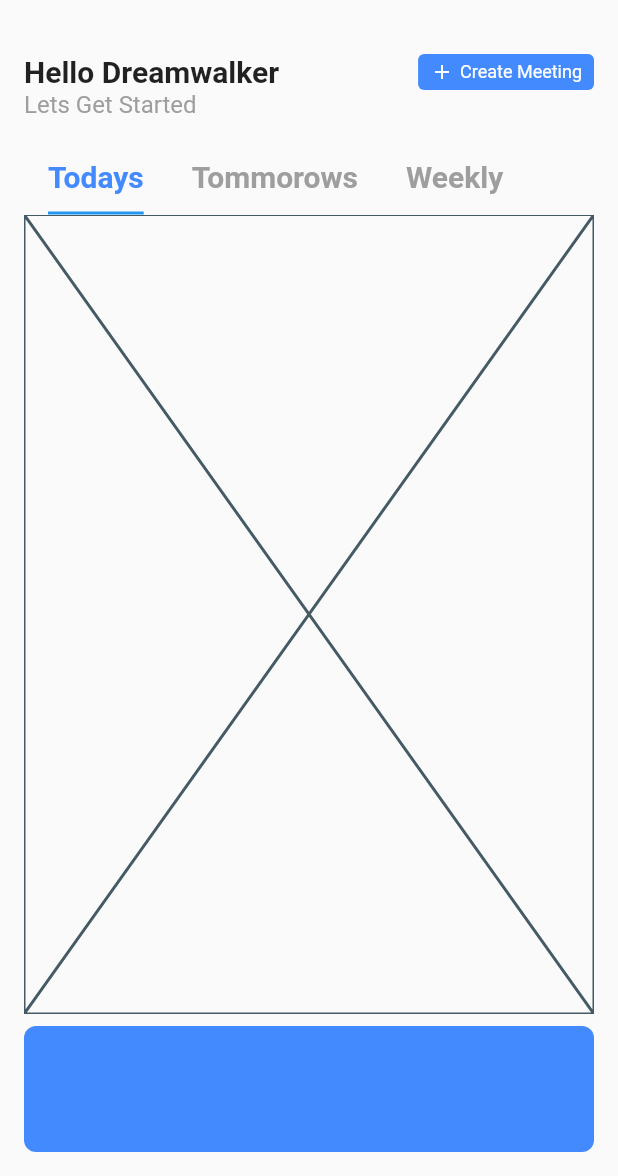
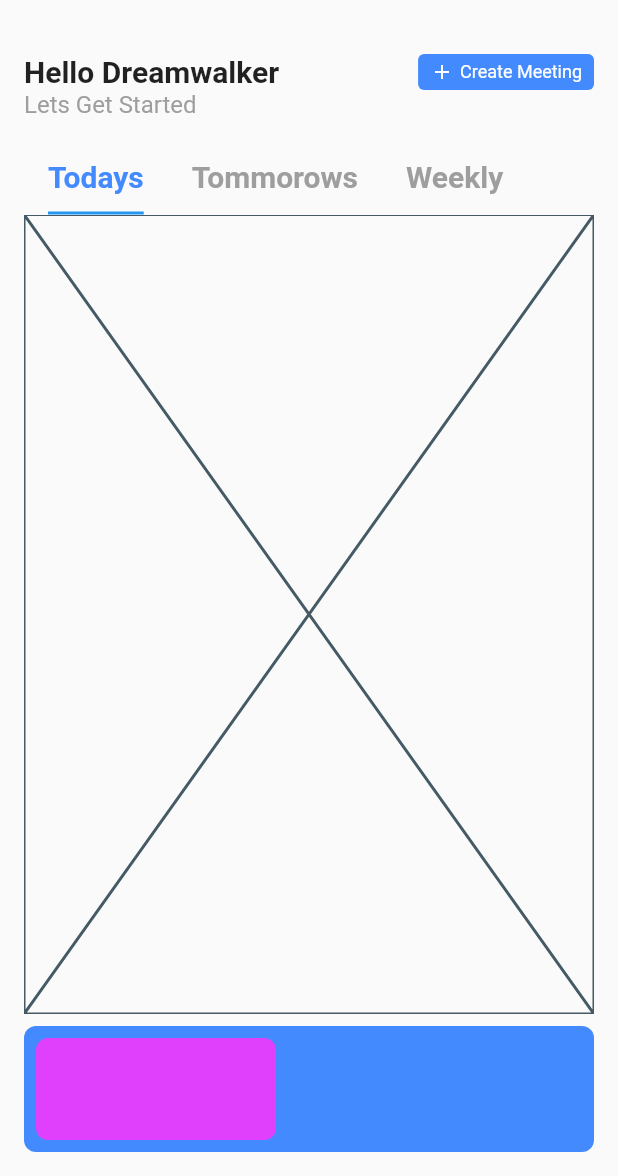
Before and after one commit to JAICHANGPARK/flutter_notebook_19th_story, a Flutter app: the screen it shows after launch, on a phone screen of 412 x 824 dp, the part 60-1236 px from its top. Run offline on Flutter 3.47's test engine with Material 2 defaults, Android fonts, the phone set to English and light mode, and no system bars; our stand-ins replace bubble_tab_indicator, cached_network_image, countup, fl_chart, flutter_riverpod, freezed_annotation and 2 more.

Commit message:
Update office_main_page.dart

```diff
--- a/lib/ep1139_office_meeting_app/src/ui/office_main_page.dart
+++ b/lib/ep1139_office_meeting_app/src/ui/office_main_page.dart
@@ -138,6 +138,19 @@ class _OfficeMainPageState extends State<OfficeMainPage> {
                     color: Colors.blueAccent,
                     borderRadius: BorderRadius.circular(8)
                   ),
+
+                  padding: EdgeInsets.all(8),
+                  child: Row(
+                    children: [
+                      Container(
+                        width: 160,
+                        decoration: BoxDecoration(
+                          color: Colors.purpleAccent,
+                          borderRadius: BorderRadius.circular(8),
+                        ),
+                      )
+                    ],
+                  ),
                 )
               ],
             ),
```
